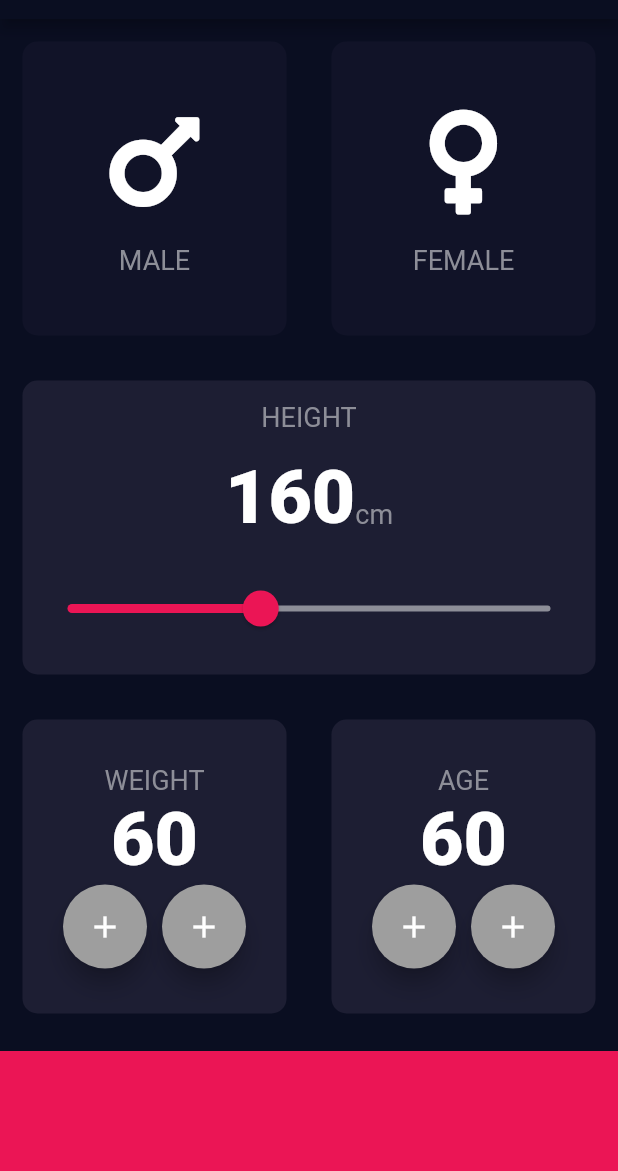
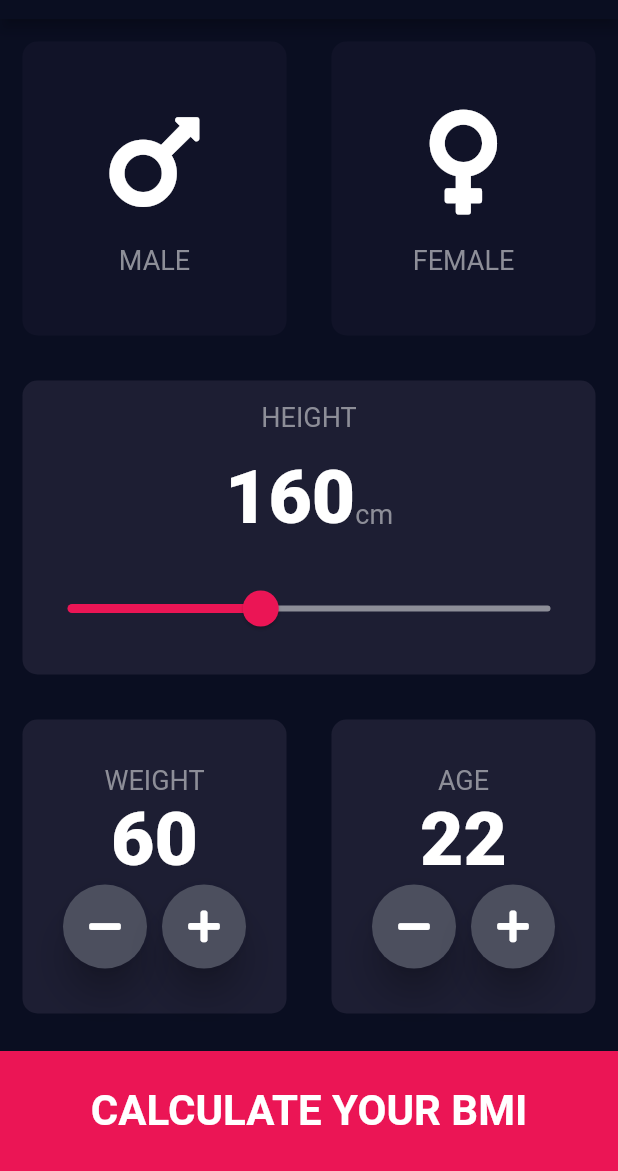
Before and after one commit to nestorsgarzonc/BMI_calculator, a Flutter app: the screen it shows after launch, on a phone screen of 412 x 824 dp, the part 65-1236 px from its top. Run offline on Flutter 3.47's test engine with Material 2 defaults, Android fonts, the phone set to English and light mode, and no system bars; our stand-ins replace font_awesome_flutter.

```diff
--- a/lib/constants.dart
+++ b/lib/constants.dart
@@ -15,3 +15,5 @@ const kSliderTheme = SliderThemeData(
     thumbColor: Color(0xFFEB1555),
     overlayColor: Color(0xFFEB1555),
     activeTickMarkColor: bottomContainerColour);
+const topBottonStyle =
+    TextStyle(color: Colors.white, fontWeight: FontWeight.w700, fontSize: 28);
--- a/lib/input_page.dart
+++ b/lib/input_page.dart
@@ -1,6 +1,7 @@
 import 'package:bmi_calculator/constants.dart';
 import 'package:bmi_calculator/icon_content.dart';
 import 'package:bmi_calculator/reusable_card.dart';
+import 'package:bmi_calculator/round_icon_button.dart';
 import 'package:flutter/material.dart';
 import 'package:font_awesome_flutter/font_awesome_flutter.dart';
 
@@ -12,6 +13,8 @@ class InputPage extends StatefulWidget {
 class _InputPageState extends State<InputPage> {
   Gender selectedGender;
   int heightSlider = 160;
+  int weight = 60;
+  int age = 22;
   @override
   Widget build(BuildContext context) {
     return Scaffold(
@@ -66,8 +69,25 @@ class _InputPageState extends State<InputPage> {
                     mainAxisAlignment: MainAxisAlignment.center,
                     children: <Widget>[
                       Text('WEIGHT'),
-                      Text('60', style: kNumberTextStyle),
-                      _buttonsLastRow()
+                      Text('$weight', style: kNumberTextStyle),
+                      Row(
+                        mainAxisAlignment: MainAxisAlignment.center,
+                        children: <Widget>[
+                          RoundIconButton(
+                            icon: FontAwesomeIcons.minus,
+                            onPress: () {
+                              setState(() => weight--);
+                            },
+                          ),
+                          SizedBox(width: 10),
+                          RoundIconButton(
+                            icon: FontAwesomeIcons.plus,
+                            onPress: () {
+                              setState(() => weight++);
+                            },
+                          ),
+                        ],
+                      ),
                     ],
                   ),
                 )),
@@ -78,40 +98,45 @@ class _InputPageState extends State<InputPage> {
                     mainAxisAlignment: MainAxisAlignment.center,
                     children: <Widget>[
                       Text('AGE'),
-                      Text('60', style: kNumberTextStyle),
-                      _buttonsLastRow(),
+                      Text('$age', style: kNumberTextStyle),
+                      Row(
+                        mainAxisAlignment: MainAxisAlignment.center,
+                        children: <Widget>[
+                          RoundIconButton(
+                            icon: FontAwesomeIcons.minus,
+                            onPress: () {
+                              setState(() => age--);
+                            },
+                          ),
+                          SizedBox(width: 10),
+                          RoundIconButton(
+                            icon: FontAwesomeIcons.plus,
+                            onPress: () {
+                              setState(() => age++);
+                            },
+                          ),
+                        ],
+                      ),
                     ],
                   ),
                 )),
               ],
             ),
           ),
-          Container(
-            color: bottomContainerColour,
-            margin: EdgeInsets.only(top: 10),
-            width: double.infinity,
-            height: bottomContainerHeight,
+          GestureDetector(
+            onTap: () {},
+            child: Container(
+              color: bottomContainerColour,
+              margin: EdgeInsets.only(top: 10),
+              width: double.infinity,
+              height: bottomContainerHeight,
+              child: Center(
+                child: Text('CALCULATE YOUR BMI', style: topBottonStyle),
+              ),
+            ),
           ),
         ],
       ),
-    );
-  }
-
-  _buttonsLastRow() {
-    return Row(
-      mainAxisAlignment: MainAxisAlignment.center,
-      children: <Widget>[
-        FloatingActionButton(
-          onPressed: () {},
-          child: Icon(Icons.add, color: Colors.white),
-          backgroundColor: Colors.grey,
-        ),
-        SizedBox(width: 10),
-        FloatingActionButton(
-            onPressed: () {},
-            child: Icon(Icons.add, color: Colors.white),
-            backgroundColor: Colors.grey),
-      ],
     );
   }
 
--- /dev/null
+++ b/lib/round_icon_button.dart
@@ -0,0 +1,18 @@
+import 'package:flutter/material.dart';
+
+class RoundIconButton extends StatelessWidget {
+  final IconData icon;
+  final Function onPress;
+  RoundIconButton({this.icon, this.onPress});
+  @override
+  Widget build(BuildContext context) {
+    return RawMaterialButton(
+      child: Icon(icon),
+      onPressed: onPress,
+      shape: CircleBorder(),
+      fillColor: Color(0xFF4C4F5E),
+      elevation: 10,
+      constraints: BoxConstraints.tightFor(height: 56, width: 56),
+    );
+  }
+}
```
